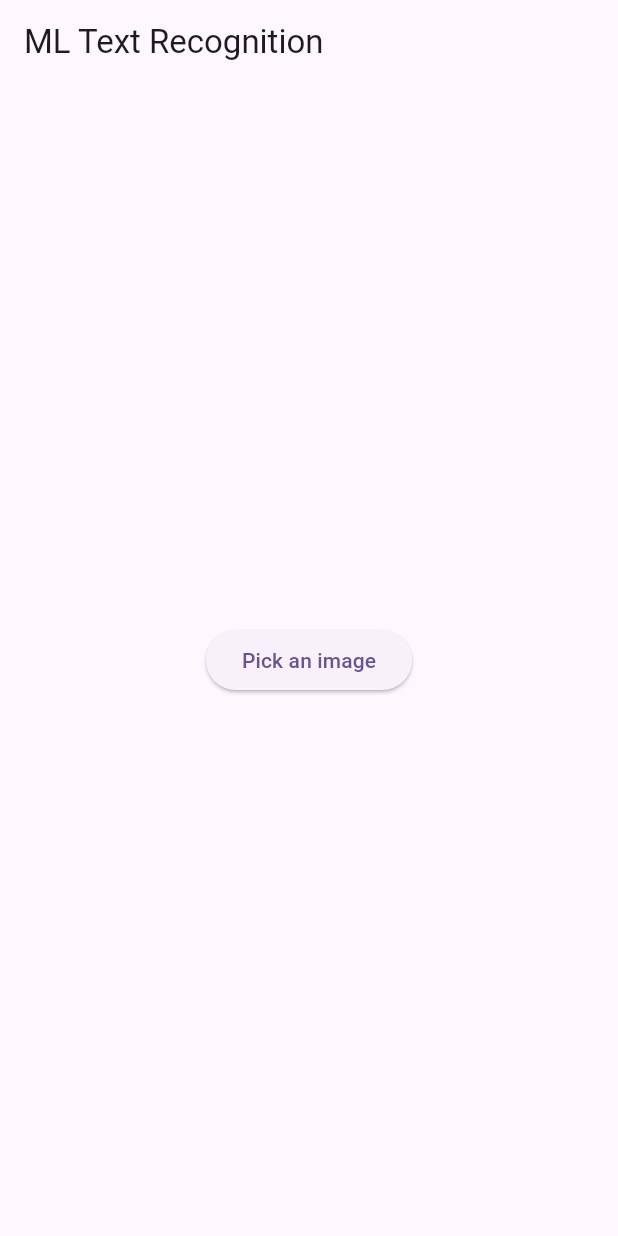
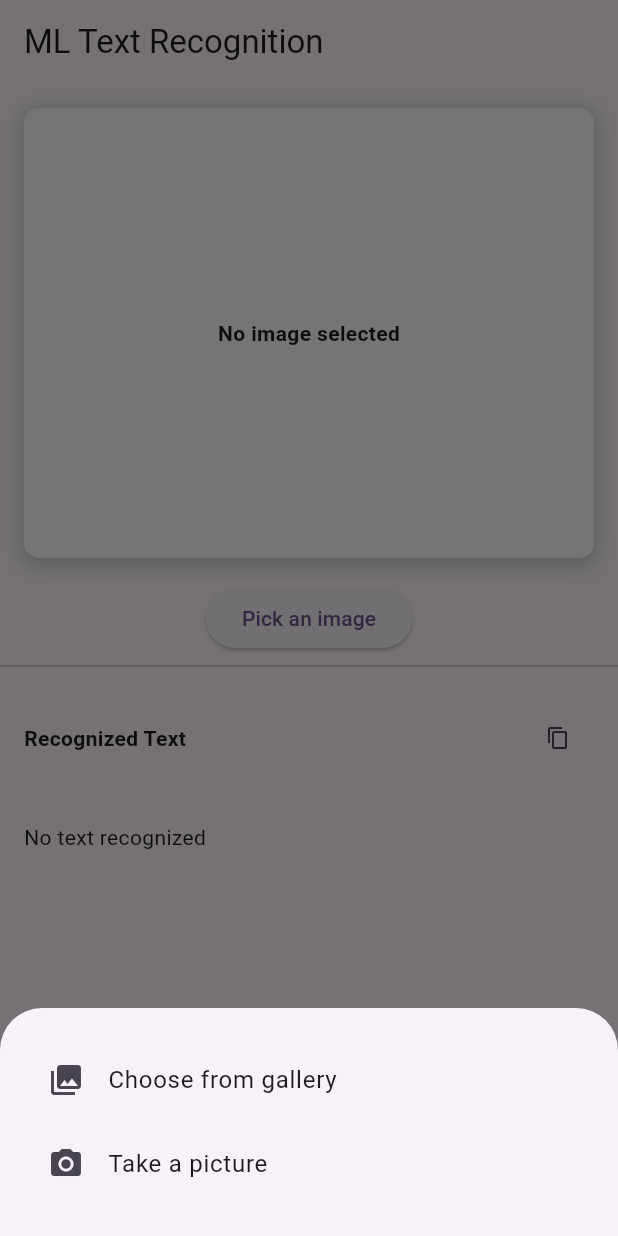
Before and after one commit to dariowskii/ml-text-recognition, a Flutter app: the screen it shows after launch, after a tap on "Pick an image", on a phone screen of 412 x 824 dp. Run offline on Flutter 3.47's test engine with Material 3 defaults, Android fonts, the light colour scheme and no system bars; our stand-ins replace image_picker; missing offline and left inert: google_mlkit_text_recognition.

Commit message:
Updated UI

```diff
--- a/lib/home_screen.dart
+++ b/lib/home_screen.dart
@@ -1,8 +1,8 @@
-import 'dart:io';
-
 import 'package:flutter/material.dart';
+import 'package:flutter/services.dart';
 import 'package:google_mlkit_text_recognition/google_mlkit_text_recognition.dart';
 import 'package:image_picker/image_picker.dart';
+import 'package:ml_text_recognition/image_preview.dart';
 
 class HomeScreen extends StatefulWidget {
   const HomeScreen({super.key});
@@ -28,15 +28,10 @@ class _HomeScreenState extends State<HomeScreen> {
     imagePicker = ImagePicker();
   }
 
-  void _pickImage() async {
-    final pickedImage =
-        await imagePicker.pickImage(source: ImageSource.gallery);
+  void _pickImage({required ImageSource source}) async {
+    final pickedImage = await imagePicker.pickImage(source: source);
 
     if (pickedImage == null) {
-      setState(() {
-        pickedImagePath = null;
-        recognizedText = "";
-      });
       return;
     }
 
@@ -66,43 +61,125 @@ class _HomeScreenState extends State<HomeScreen> {
     }
   }
 
+  void _chooseImageSourceModal() {
+    showModalBottomSheet(
+      context: context,
+      builder: (context) {
+        return Padding(
+          padding: const EdgeInsets.symmetric(vertical: 20, horizontal: 16),
+          child: Column(
+            mainAxisSize: MainAxisSize.min,
+            children: <Widget>[
+              ListTile(
+                leading: const Icon(Icons.photo_library),
+                title: const Text('Choose from gallery'),
+                onTap: () {
+                  Navigator.pop(context);
+                  _pickImage(source: ImageSource.gallery);
+                },
+              ),
+              ListTile(
+                leading: const Icon(Icons.camera_alt),
+                title: const Text('Take a picture'),
+                onTap: () {
+                  Navigator.pop(context);
+                  _pickImage(source: ImageSource.camera);
+                },
+              ),
+            ],
+          ),
+        );
+      },
+    );
+  }
+
+  void _copyTextToClipboard() async {
+    if (recognizedText.isNotEmpty) {
+      await Clipboard.setData(ClipboardData(text: recognizedText));
+      if (!mounted) {
+        return;
+      }
+
+      ScaffoldMessenger.of(context).showSnackBar(
+        const SnackBar(
+          content: Text('Text copied to clipboard'),
+        ),
+      );
+    }
+  }
+
   @override
   Widget build(BuildContext context) {
     return Scaffold(
       appBar: AppBar(
         title: const Text('ML Text Recognition'),
       ),
-      body: Center(
+      body: SafeArea(
         child: Column(
-          mainAxisAlignment: MainAxisAlignment.center,
           children: <Widget>[
-            if (pickedImagePath != null) ...[
-              Image.file(
-                File(pickedImagePath!),
-                width: 200,
-                height: 200,
-                fit: BoxFit.contain,
+            Padding(
+              padding: const EdgeInsets.all(16.0),
+              child: ImageViewer(imagePath: pickedImagePath),
+            ),
+            ElevatedButton(
+              onPressed: isRecognizing ? null : _chooseImageSourceModal,
+              child: Row(
+                mainAxisSize: MainAxisSize.min,
+                children: [
+                  const Text('Pick an image'),
+                  if (isRecognizing) ...[
+                    const SizedBox(width: 20),
+                    const SizedBox(
+                      width: 16,
+                      height: 16,
+                      child: CircularProgressIndicator(
+                        strokeWidth: 1.5,
+                      ),
+                    ),
+                  ],
+                ],
               ),
-              const SizedBox(height: 20),
-            ],
-            ElevatedButton(
-              onPressed: _pickImage,
-              child: const Text('Pick an image'),
             ),
-            if (isRecognizing) ...[
-              const SizedBox(height: 20),
-              const CircularProgressIndicator(),
-            ],
-            if (recognizedText.isNotEmpty) ...[
-              const SizedBox(height: 20),
-              Flex(
-                direction: Axis.vertical,
+            const Divider(),
+            Padding(
+              padding: const EdgeInsets.all(16.0),
+              child: Row(
+                mainAxisAlignment: MainAxisAlignment.spaceBetween,
                 children: [
-                  SelectableText(
-                    recognizedText,
-                    style: const TextStyle(fontSize: 20),
+                  const Text(
+                    "Recognized Text",
+                    style: TextStyle(
+                      fontWeight: FontWeight.bold,
+                    ),
+                  ),
+                  IconButton(
+                    icon: const Icon(
+                      Icons.copy,
+                      size: 16,
+                    ),
+                    onPressed: _copyTextToClipboard,
                   ),
                 ],
+              ),
+            ),
+            if (!isRecognizing) ...[
+              Expanded(
+                child: Scrollbar(
+                  child: SingleChildScrollView(
+                    padding: const EdgeInsets.all(16),
+                    child: Row(
+                      children: [
+                        Flexible(
+                          child: SelectableText(
+                            recognizedText.isEmpty
+                                ? "No text recognized"
+                                : recognizedText,
+                          ),
+                        ),
+                      ],
+                    ),
+                  ),
+                ),
               ),
             ],
           ],
--- /dev/null
+++ b/lib/image_preview.dart
@@ -0,0 +1,43 @@
+import 'dart:io';
+
+import 'package:flutter/material.dart';
+
+class ImageViewer extends StatelessWidget {
+  const ImageViewer({
+    super.key,
+    required this.imagePath,
+  });
+
+  final String? imagePath;
+
+  @override
+  Widget build(BuildContext context) {
+    return Container(
+      width: double.infinity,
+      height: 300,
+      decoration: BoxDecoration(
+        color: Colors.white,
+        borderRadius: BorderRadius.circular(10),
+        boxShadow: const [
+          BoxShadow(
+            color: Color.fromARGB(255, 203, 203, 203),
+            blurRadius: 10,
+            spreadRadius: 2,
+            offset: Offset(0, 3),
+          ),
+        ],
+      ),
+      child: imagePath == null
+          ? const Center(
+              child: Text("No image selected",
+                  style: TextStyle(
+                    fontWeight: FontWeight.bold,
+                  )),
+            )
+          : Image.file(
+              File(imagePath!),
+              fit: BoxFit.contain,
+            ),
+    );
+  }
+}
--- a/lib/main.dart
+++ b/lib/main.dart
@@ -11,7 +11,7 @@ class MyApp extends StatelessWidget {
   @override
   Widget build(BuildContext context) {
     return MaterialApp(
-      title: 'Flutter Demo',
+      title: 'ML Text Recognition',
       theme: ThemeData(
         colorScheme: ColorScheme.fromSeed(seedColor: Colors.deepPurple),
         useMaterial3: true,
```
